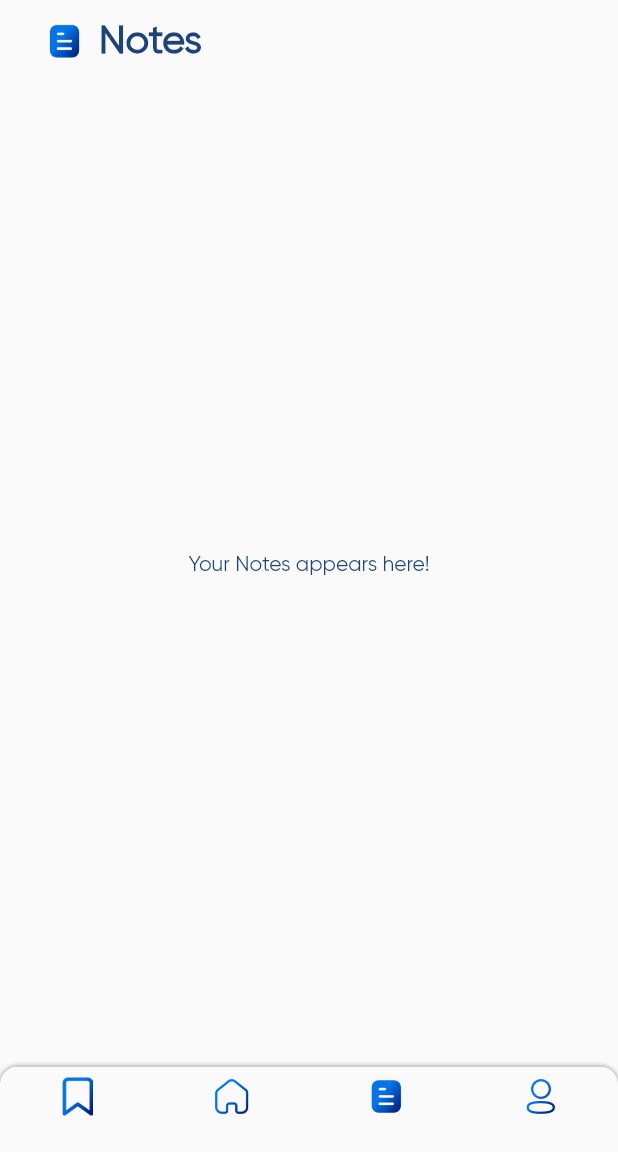
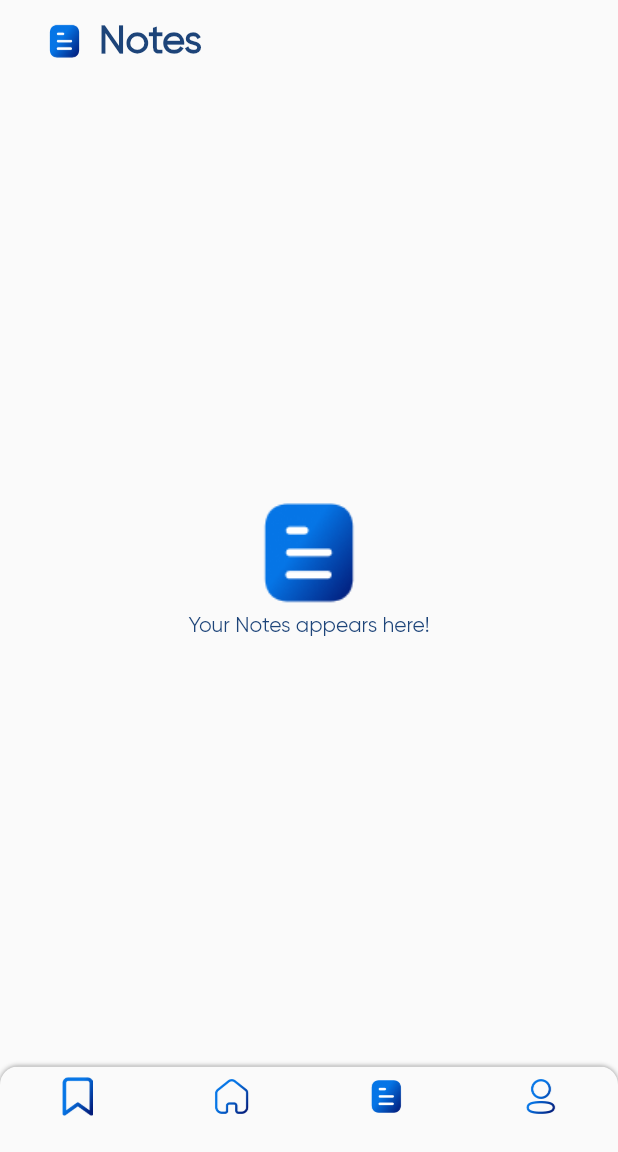
Before and after one commit to coding-blocks/CodingBlocksJunior, a Flutter app: the screen it shows after launch, item 3 of the bottom bar chosen, on a phone screen of 412 x 824 dp, the part 84-1236 px from its top. Run offline on Flutter 3.47's test engine with Material 2 defaults, Android fonts, the phone set to English and light mode, and no system bars; our stand-ins replace auto_route, cloud_firestore, floor, get_it, injectable, sqflite and 3 more; missing offline and left inert: onesignal_flutter; accounts and stored records are empty; generated files the repository leaves out were written again.

```diff
--- a/lib/ui/views/course/view.dart
+++ b/lib/ui/views/course/view.dart
@@ -2,7 +2,7 @@ import 'package:auto_route/auto_route.dart';
 import 'package:flutter/material.dart';
 import 'package:stacked/stacked.dart';
 import 'package:coding_blocks_junior/ui/views/course/viewmodel.dart';
-import 'package:coding_blocks_junior/ui/widgets/Course/ContentList/view.dart';
+import 'package:coding_blocks_junior/ui/widgets/Courses/ContentList/view.dart';
 
 class CourseView extends StatelessWidget {
   @override
--- a/lib/ui/views/dashboard/bottom_bar_pages/notes/view.dart
+++ b/lib/ui/views/dashboard/bottom_bar_pages/notes/view.dart
@@ -39,14 +39,18 @@ class DashboardNotesView extends StatelessWidget {
               ),
               if (!model.isBusy && model.data.length == 0) Expanded(
                 flex: 1,
-                child: Center(
-                  child: Text(
-                    'Your Notes appears here!',
-                    style: TextStyle(
-                      fontSize: 14,
-                      color: getColorFromHex('#1D4479')
+                child: Column(
+                  mainAxisAlignment: MainAxisAlignment.center,
+                  children: [
+                    Image.asset('assets/notes-blue.png', height: 82, width: 82,),
+                    Text(
+                      'Your Notes appears here!',
+                      style: TextStyle(
+                        fontSize: 14,
+                        color: getColorFromHex('#1D4479')
+                      )
                     )
-                  ),
+                  ],
                 ),
               ),
             ],
--- a/lib/ui/widgets/Course/ContentList/view.dart
+++ b/lib/ui/widgets/Courses/ContentList/view.dart
@@ -1,7 +1,7 @@
 import 'package:cloud_firestore/cloud_firestore.dart';
 import 'package:coding_blocks_junior/models/content.dart';
 import 'package:coding_blocks_junior/ui/widgets/Base/Thumbnail.dart';
-import 'package:coding_blocks_junior/ui/widgets/Course/ContentList/viewmodel.dart';
+import 'package:coding_blocks_junior/ui/widgets/Courses/ContentList/viewmodel.dart';
 import 'package:flutter/cupertino.dart';
 import 'package:flutter/material.dart';
 import 'package:stacked/stacked.dart';
```
Also changed, not shown: lib/ui/views/dashboard/bottom_bar_pages/bookmarks/view.dart (+11 -7 lines), lib/ui/widgets/Courses/ContentList/viewmodel.dart (renamed from lib/ui/widgets/Course/ContentList/viewmodel.dart).
